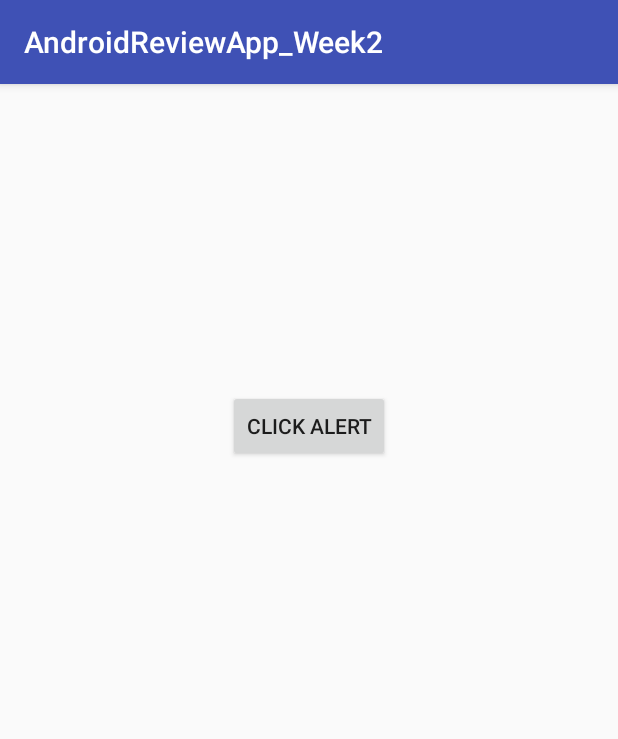
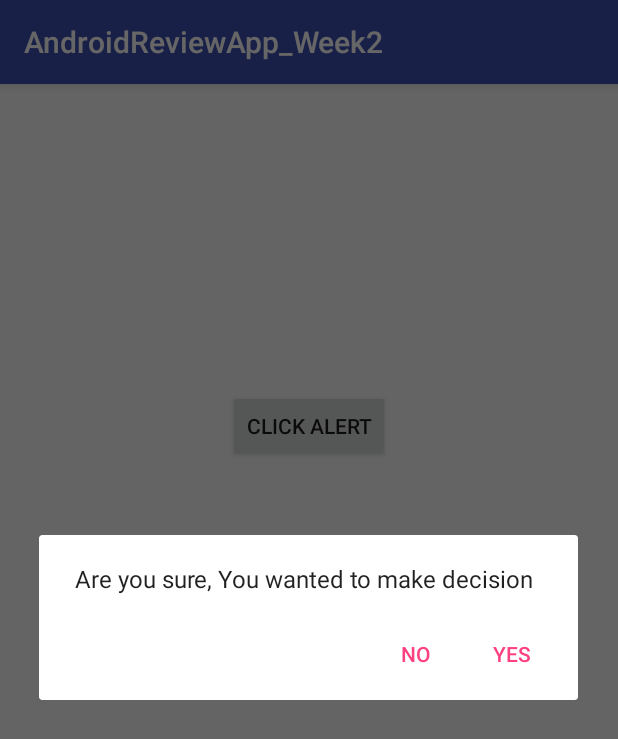
Before and after one commit to linnguyen/AndroidReviewApp_Week2, an Android app: the AlertDiolog screen opened directly, with no data from a screen before it, after a tap on "CLICK ALERT", on a phone screen of 412 x 824 dp. Shown: the top 739 px of the screen. Run offline under Robolectric (Android 15) with nearby library versions, the phone set to English and light mode, and no system bars.

Commit message:
Alert Dialog

```diff
--- a/app/src/main/java/com/example/enclaveit/androidreviewapp_week2/AlertDiolog.java
+++ b/app/src/main/java/com/example/enclaveit/androidreviewapp_week2/AlertDiolog.java
@@ -1,7 +1,11 @@
 package com.example.enclaveit.androidreviewapp_week2;
 
+import android.app.AlertDialog;
+import android.content.DialogInterface;
 import android.support.v7.app.AppCompatActivity;
 import android.os.Bundle;
+import android.view.View;
+import android.widget.Toast;
 
 public class AlertDiolog extends AppCompatActivity {
 
@@ -10,4 +14,24 @@ public class AlertDiolog extends AppCompatActivity {
         super.onCreate(savedInstanceState);
         setContentView(R.layout.activity_alert_diolog);
     }
+    public void open(View view){
+        AlertDialog.Builder alBuilder = new AlertDialog.Builder(this);
+        alBuilder.setMessage("Are you sure, You wanted to make decision");
+        alBuilder.setPositiveButton("yes",
+                new DialogInterface.OnClickListener(){
+                    @Override
+                    public void onClick(DialogInterface dialog, int which) {
+                        Toast.makeText(AlertDiolog.this, "You clicked yes button", Toast.LENGTH_SHORT).show();
+                    }
+                });
+        alBuilder.setNegativeButton("No", new DialogInterface.OnClickListener() {
+            @Override
+            public void onClick(DialogInterface dialog, int which) {
+                finish();
+            }
+        });
+
+        AlertDialog alertDialog = alBuilder.create();
+        alertDialog.show();
+    }
 }
```
Also changed, not shown: app/src/main/java/com/example/enclaveit/androidreviewapp_week2/MainActivity.java (+8 -3 lines).
